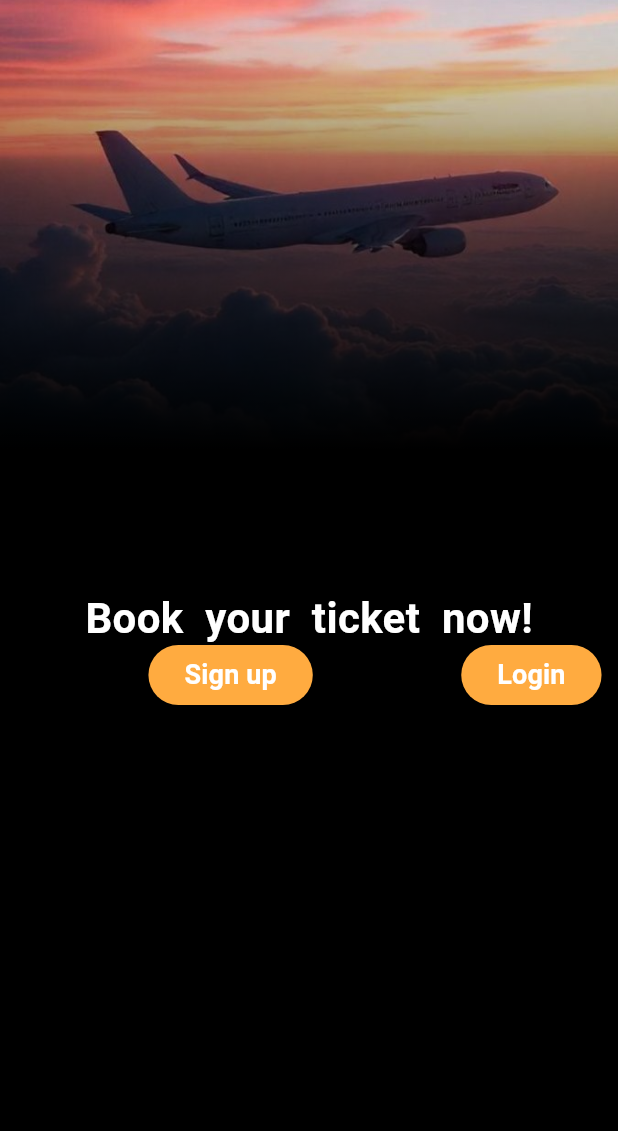
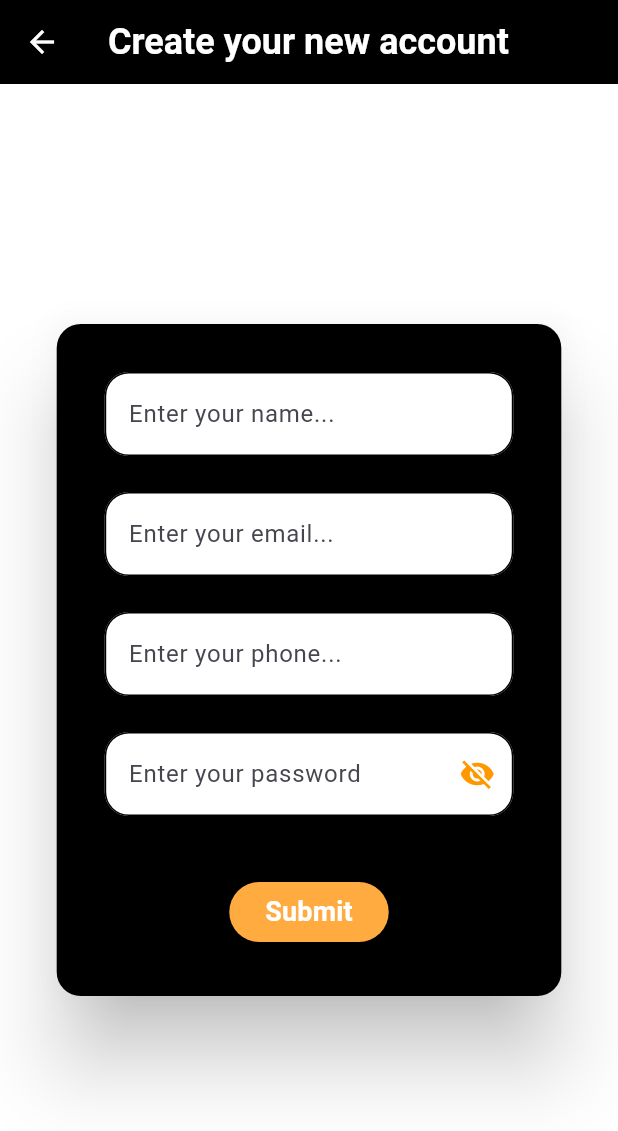
Before and after one commit to asmaa-sayed-mohammed/flight_reservation_app, a Flutter app: the screen it shows after launch, after a tap on "Sign up", on a phone screen of 412 x 824 dp. Shown: the top 1131 px of the screen. Run offline on Flutter 3.47's test engine with Material 3 defaults, Android fonts, the phone set to English and light mode, and no system bars; our stand-ins replace get; Roboto replaces fonts that are missing (Times New Roman).

Commit message:
signup page(design)

```diff
--- a/lib/home_page.dart
+++ b/lib/home_page.dart
@@ -1,5 +1,6 @@
+import 'package:flight_reservation/signup_page.dart';
 import 'package:flutter/material.dart';
-
+import 'package:get/get.dart';
 
 class HomePage extends StatelessWidget
 {
@@ -31,21 +32,27 @@ class HomePage extends StatelessWidget
                         child: Text("Book  your  ticket  now!", style: TextStyle(color: Colors.white, fontSize: 28, fontWeight: FontWeight.bold, fontFamily: "Times New Roman"),)
                     ),
                     Positioned(
-                        width: 500,
+                        width: 550,
                         height: 900,
                         child: Row(
                             mainAxisAlignment: MainAxisAlignment.spaceEvenly,
                             children: [
-                              ElevatedButton(onPressed: (){},
+                                ElevatedButton(onPressed: ()
+                                    {
+                                        Get.to(SignupPage());
+                                    },
                                     style: ElevatedButton.styleFrom(
                                         backgroundColor: Colors.orangeAccent
                                     ),
-                                  child: Text("Sign up",style: TextStyle(color: Colors.white, fontWeight: FontWeight.bold, fontSize: 18),)),
-                              ElevatedButton(onPressed: (){},
+                                    child: Text("Sign up", style: TextStyle(color: Colors.white, fontWeight: FontWeight.bold, fontSize: 18),)),
+                                ElevatedButton(onPressed: ()
+                                    {
+
+                                    },
                                     style: ElevatedButton.styleFrom(
                                         backgroundColor: Colors.orangeAccent
                                     ),
-                                  child: Text("Login",style: TextStyle(color: Colors.white, fontWeight: FontWeight.bold, fontSize: 18),)),
+                                    child: Text("Login", style: TextStyle(color: Colors.white, fontWeight: FontWeight.bold, fontSize: 18),)),
                             ],
                         ),
                     )
--- /dev/null
+++ b/lib/signup_page.dart
@@ -0,0 +1,116 @@
+import 'package:flutter/material.dart';
+import 'package:get/get.dart';
+
+class SignupPage extends StatelessWidget {
+  SignupPage({super.key});
+
+  //name,phone,email,password
+  final nameController = TextEditingController();
+  final phoneController = TextEditingController();
+  final emailController = TextEditingController();
+  final passwordController = TextEditingController();
+
+  final obscured = true.obs;
+  var passObs = true;
+
+  @override
+  Widget build(BuildContext context) {
+    return Scaffold(
+        backgroundColor: Colors.white,
+        appBar: AppBar(
+          backgroundColor: Colors.black,
+          iconTheme: IconThemeData(color: Colors.white),
+          title: Text("Create your new account", style: TextStyle(
+              color: Colors.white, fontSize: 24, fontWeight: FontWeight.bold),),
+        ),
+        body: Center(
+          child: Card(
+            elevation: 24,
+            color: Colors.black,
+            shape: RoundedRectangleBorder(
+                borderRadius: BorderRadius.circular(16.0)
+            ),
+            child: Padding(
+              padding: const EdgeInsets.all(24.0),
+              child: Form(
+                  child: SizedBox(width: Get.width * 0.7, height: 400,
+                    child: Column(
+                      spacing: 8,
+                      children: [
+                        buildTextField(nameController, "Enter your name..."),
+                        buildTextField(emailController, "Enter your email..."),
+                        buildTextField(phoneController, "Enter your phone..."),
+                        buildPassTextField(),
+                        Padding(
+                          padding: const EdgeInsets.all(24.0),
+                          child: ElevatedButton(onPressed: () {
+                            //insert in database
+                            //Get.to(login)
+                          },
+                              style: ElevatedButton.styleFrom(
+                                  backgroundColor: Colors.orangeAccent
+                              ),
+                              child: Text("Submit", style: TextStyle(
+                                  color: Colors.white,
+                                  fontWeight: FontWeight.bold,
+                                  fontSize: 18),)),
+                        )
+                      ],
+                    ),
+                  )),
+            ),
+          ),
+        )
+
+    );
+  }
+
+  Widget buildTextField(TextEditingController controller, String hint) {
+    return Padding(
+      padding: const EdgeInsets.all(8.0),
+      child: TextField(
+        controller: controller,
+        decoration: InputDecoration(
+          fillColor: Colors.white,
+          filled: true,
+          hintText: hint,
+          enabledBorder: OutlineInputBorder(
+            borderRadius: BorderRadius.circular(16.0),
+          ),
+          focusedBorder: OutlineInputBorder(
+            borderRadius: BorderRadius.circular(16.0),
+            borderSide: BorderSide(color: Colors.orange, width: 2),
+          ),
+        ),
+      ),
+    );
+  }
+
+  Widget buildPassTextField() {
+    return Padding(
+        padding: const EdgeInsets.all(8.0),
+        child: Obx(() {
+          return TextField(
+            controller: passwordController,
+            decoration: InputDecoration(
+                fillColor: Colors.white,
+                filled: true,
+                hintText: "Enter your password",
+                enabledBorder: OutlineInputBorder(
+                  borderRadius: BorderRadius.circular(16.0),
+                ),
+                focusedBorder: OutlineInputBorder(
+                  borderRadius: BorderRadius.circular(16.0),
+                  borderSide: BorderSide(color: Colors.orange, width: 2),
+                ),
+                suffixIcon: IconButton(onPressed: () {
+                  obscured.toggle();
+                },
+                    icon: Icon(obscured.value ? Icons.visibility_off : Icons.visibility, color: Colors.orange,))
+            ),
+            obscureText: obscured.value,
+          );
+        })
+    );
+  }
+}
```
Lines whose indentation alone changed are shown as unchanged.
